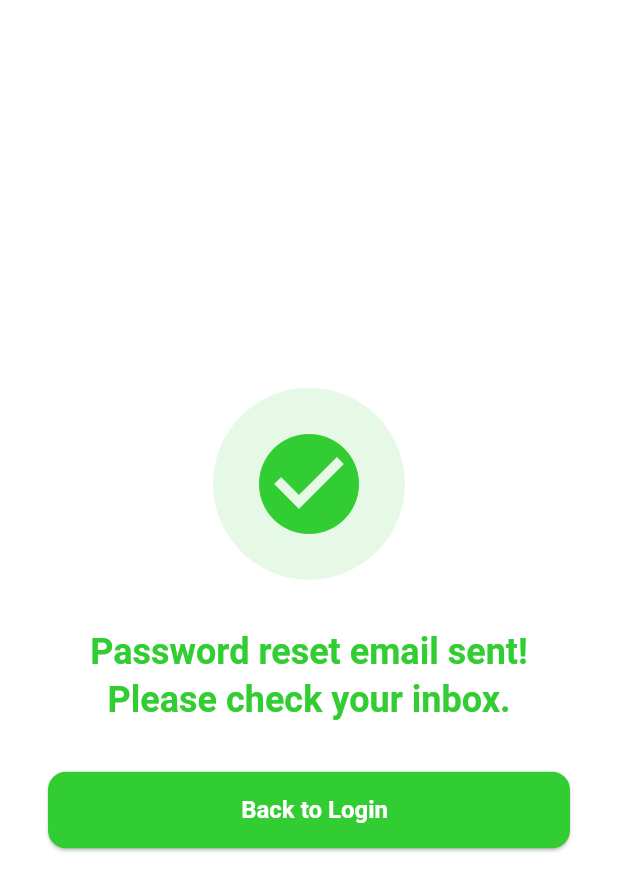
After one commit to PraiseTechzw/campus_market_mobile_app, a Flutter app: the VerificationSuccessScreen screen opened directly, on a phone screen of 412 x 824 dp. The commit adds this screen. Shown: the top 891 px of the screen. Run offline on Flutter 3.47's test engine with Material 3 defaults, Android fonts, the phone set to English and light mode, and no system bars; our stand-ins replace cloud_firestore, firebase_auth, firebase_core, firebase_storage, font_awesome_flutter, go_router and 4 more; accounts and stored records are empty; network calls fail.

Commit message:
Implement navigation to VerificationSuccessScreen after password reset and registration
- Updated ForgotPasswordScreen to navigate to VerificationSuccessScreen upon successful password reset email submission.
- Enhanced RegisterScreen to redirect to VerificationSuccessScreen after successful registration, providing user feedback and navigation options.
- Improved user experience by ensuring consistent messaging and navigation across authentication processes.

```diff
--- a/lib/presentation/auth/forgot_password_screen.dart
+++ b/lib/presentation/auth/forgot_password_screen.dart
@@ -6,6 +6,7 @@ import '../core/components/app_button.dart';
 import '../core/components/app_text_input.dart';
 import 'package:go_router/go_router.dart';
 import 'package:font_awesome_flutter/font_awesome_flutter.dart';
+import 'verification_success_screen.dart';
 
 class ForgotPasswordScreen extends ConsumerStatefulWidget {
   const ForgotPasswordScreen({Key? key}) : super(key: key);
@@ -28,7 +29,17 @@ class _ForgotPasswordScreenState extends ConsumerState<ForgotPasswordScreen> {
     });
     try {
       await ref.read(authServiceProvider).sendPasswordResetEmail(_emailController.text.trim());
-      setState(() => _message = 'Password reset email sent!');
+      if (mounted) {
+        Navigator.of(context).pushReplacement(
+          MaterialPageRoute(
+            builder: (_) => VerificationSuccessScreen(
+              message: 'Password reset email sent! Please check your inbox.',
+              buttonText: 'Back to Login',
+              onButtonPressed: () => context.go('/login'),
+            ),
+          ),
+        );
+      }
     } catch (e) {
       setState(() => _error = e.toString());
     } finally {
--- a/lib/presentation/auth/register_screen.dart
+++ b/lib/presentation/auth/register_screen.dart
@@ -6,6 +6,7 @@ import 'package:go_router/go_router.dart';
 import '../core/components/app_button.dart';
 import '../core/components/app_text_input.dart';
 import 'package:font_awesome_flutter/font_awesome_flutter.dart';
+import 'verification_success_screen.dart';
 
 class RegisterScreen extends ConsumerStatefulWidget {
   const RegisterScreen({Key? key}) : super(key: key);
@@ -43,7 +44,17 @@ class _RegisterScreenState extends ConsumerState<RegisterScreen> {
         password: _passwordController.text.trim(),
         role: 'student',
       );
-      if (mounted) context.go('/home');
+      if (mounted) {
+        Navigator.of(context).pushReplacement(
+          MaterialPageRoute(
+            builder: (_) => VerificationSuccessScreen(
+              message: 'Registration successful! Please check your email to verify your account.',
+              buttonText: 'Go to Login',
+              onButtonPressed: () => context.go('/login'),
+            ),
+          ),
+        );
+      }
     } catch (e) {
       setState(() => _error = e.toString());
     } finally {
--- /dev/null
+++ b/lib/presentation/auth/verification_success_screen.dart
@@ -0,0 +1,54 @@
+import 'package:flutter/material.dart';
+import '../core/app_theme.dart';
+import '../core/components/app_button.dart';
+
+class VerificationSuccessScreen extends StatelessWidget {
+  final String message;
+  final String buttonText;
+  final VoidCallback onButtonPressed;
+
+  const VerificationSuccessScreen({
+    Key? key,
+    required this.message,
+    required this.buttonText,
+    required this.onButtonPressed,
+  }) : super(key: key);
+
+  @override
+  Widget build(BuildContext context) {
+    return Scaffold(
+      body: Center(
+        child: Padding(
+          padding: const EdgeInsets.all(32.0),
+          child: Column(
+            mainAxisAlignment: MainAxisAlignment.center,
+            children: [
+              Container(
+                decoration: BoxDecoration(
+                  color: AppTheme.primaryColor.withOpacity(0.12),
+                  shape: BoxShape.circle,
+                ),
+                padding: const EdgeInsets.all(24),
+                child: const Icon(Icons.check_circle, color: AppTheme.primaryColor, size: 80),
+              ),
+              const SizedBox(height: 32),
+              Text(
+                message,
+                style: Theme.of(context).textTheme.headlineSmall?.copyWith(
+                      color: AppTheme.primaryColor,
+                      fontWeight: FontWeight.bold,
+                    ),
+                textAlign: TextAlign.center,
+              ),
+              const SizedBox(height: 32),
+              AppButton(
+                text: buttonText,
+                onPressed: onButtonPressed,
+              ),
+            ],
+          ),
+        ),
+      ),
+    );
+  }
+}
```
Also changed, not shown: lib/presentation/core/components/app_toast.dart (added, +23 -0 lines).
